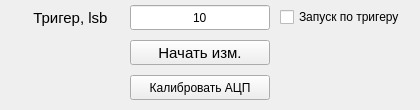
Old version of the form modules/Main/widgets/oscilloscope/run_meas_widget.ui in the repository AtariVC/MPP-scope.
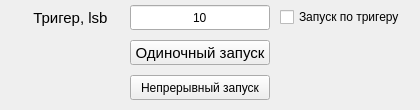
New version of the form.

Diff of the .ui file:
```diff
--- a/modules/Main/widgets/oscilloscope/run_meas_widget.ui
+++ b/modules/Main/widgets/oscilloscope/run_meas_widget.ui
@@ -88,7 +88,7 @@
         <string notr="true">font: 11pt &quot;MS Shell Dlg 2&quot;;</string>
        </property>
        <property name="text">
-        <string>Начать изм.</string>
+        <string>Одиночный запуск</string>
        </property>
       </widget>
      </item>
@@ -160,7 +160,7 @@
         <string notr="true">font: 11pt &quot;MS Shell Dlg 2&quot;;</string>
        </property>
        <property name="text">
-        <string>Калибровать АЦП</string>
+        <string>Непрерывный запуск</string>
        </property>
       </widget>
      </item>
```
Left out of the diff: 4 changed lines with no effect on the pictures.
